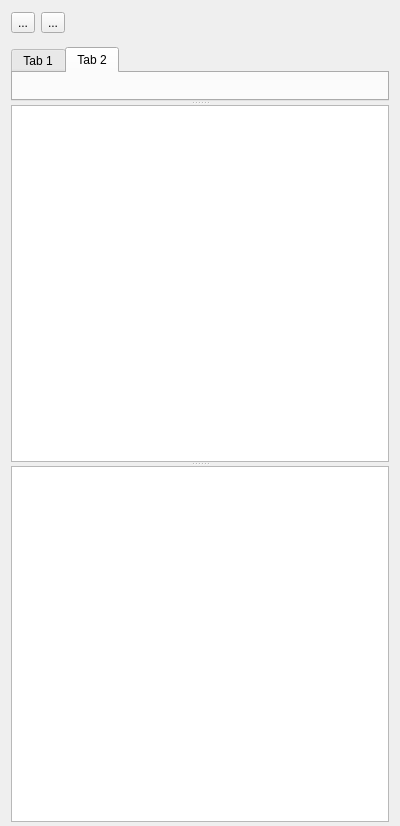
Above: sources/pythonview.ui from mikaelsundell/usdviewer before the change. Below: the same form after it.
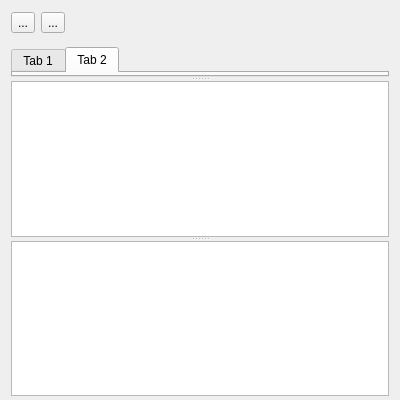
That is the form after the change. Custom widgets are drawn as their Qt base class.

What changed in the file:
```diff
--- a/sources/pythonview.ui
+++ b/sources/pythonview.ui
@@ -7,7 +7,7 @@
     <x>0</x>
     <y>0</y>
     <width>400</width>
-    <height>826</height>
+    <height>400</height>
    </rect>
   </property>
   <property name="windowTitle">
```
